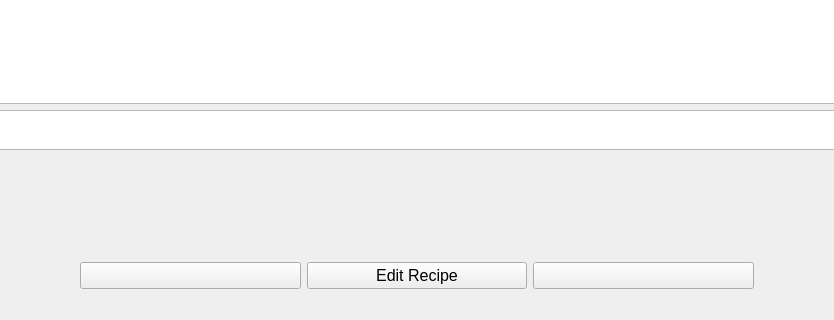
Above: recipe_viewer.ui from sgomez14/team-cook2 before the change; both pictures show x 187 to 1021 and y 480 to 800 of the 1200 by 800 pixel window. Below: the same form after it.
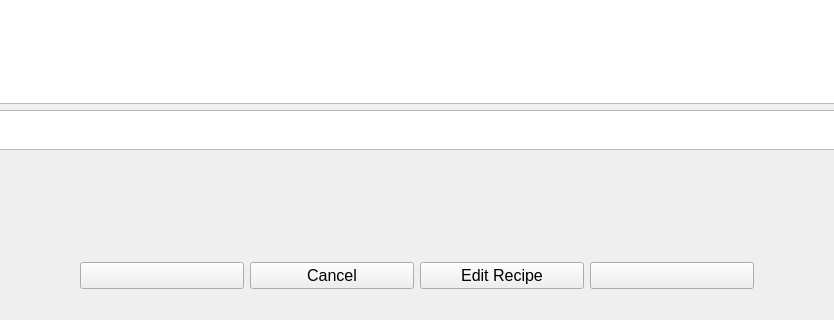
That is the form after the change. Icons and pictures are not drawn.

What changed in the file:
```diff
--- a/recipe_viewer.ui
+++ b/recipe_viewer.ui
@@ -239,7 +239,7 @@
        <widget class="QPushButton" name="previousRecipeButton">
         <property name="minimumSize">
          <size>
-          <width>200</width>
+          <width>150</width>
           <height>0</height>
          </size>
         </property>
@@ -261,6 +261,36 @@
         </property>
        </widget>
       </item>
+      <item>
+       <widget class="QPushButton" name="pushButton">
+        <property name="sizePolicy">
+         <sizepolicy hsizetype="Maximum" vsizetype="Maximum">
+          <horstretch>0</horstretch>
+          <verstretch>0</verstretch>
+         </sizepolicy>
+        </property>
+        <property name="maximumSize">
+         <size>
+          <width>300</width>
+          <height>100</height>
+         </size>
+        </property>
+        <property name="font">
+         <font>
+          <pointsize>12</pointsize>
+         </font>
+        </property>
+        <property name="text">
+         <string>Cancel</string>
+        </property>
+        <property name="iconSize">
+         <size>
+          <width>30</width>
+          <height>30</height>
+         </size>
+        </property>
+       </widget>
+      </item>
       <item>
        <widget class="QPushButton" name="editRecipeButton">
         <property name="sizePolicy">
@@ -289,7 +319,7 @@
        <widget class="QPushButton" name="nextRecipeButton">
         <property name="minimumSize">
          <size>
-          <width>200</width>
+          <width>150</width>
           <height>0</height>
          </size>
         </property>
```
